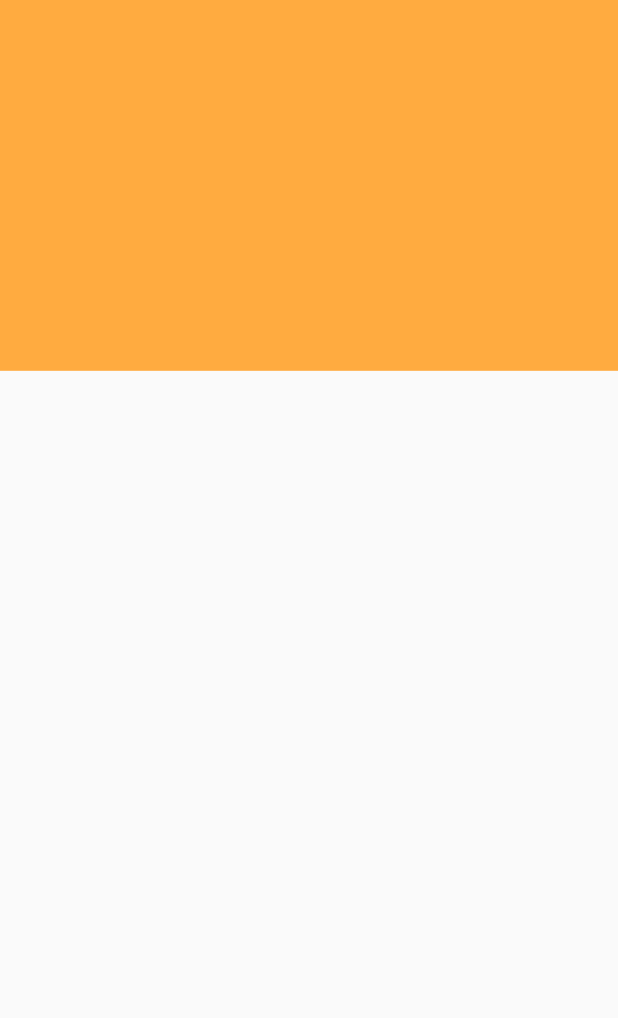
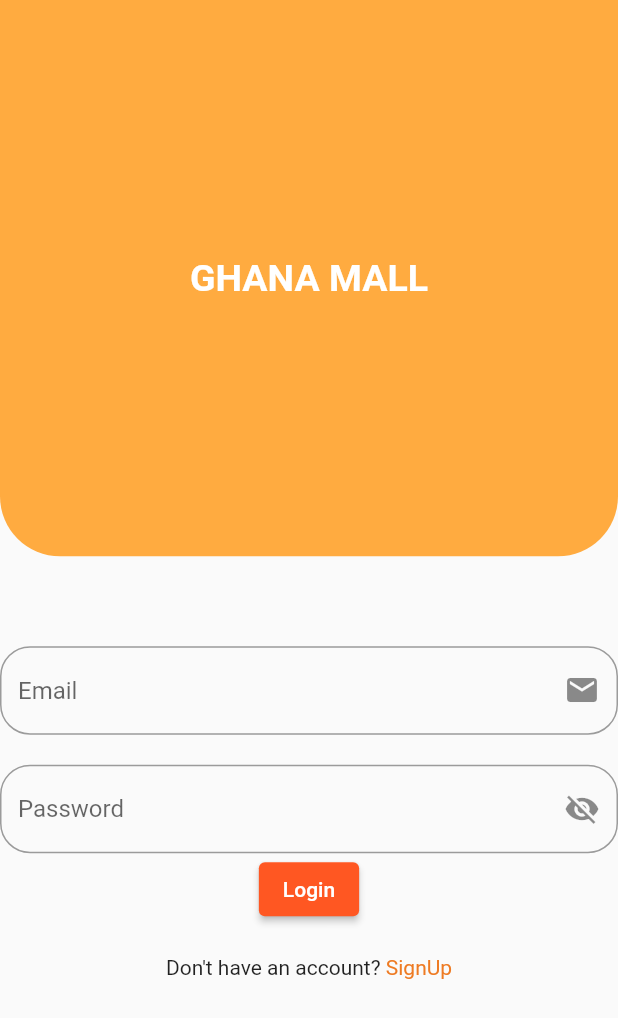
Before and after one commit to JojoDom/Flutter-applications, a Flutter app: the SignUpPage screen opened directly, on a phone screen of 412 x 824 dp. Shown: the top 1018 px of the screen. Run offline on Flutter 3.47's test engine with Material 2 defaults, Android fonts, the phone set to English and light mode, and no system bars; our stand-ins replace carousel_slider, flutter_svg.

Commit message:
added signUp

```diff
--- a/flutter_application_1/lib/screens/UserProfile/sign_up.dart
+++ b/flutter_application_1/lib/screens/UserProfile/sign_up.dart
@@ -1,6 +1,9 @@
 // ignore_for_file: prefer_const_literals_to_create_immutables, prefer_const_constructors, avoid_unnecessary_containers, sized_box_for_whitespace
 
 import 'package:flutter/material.dart';
+import 'package:flutter_application_1/screens/UserProfile/sign_up_details.dart';
+//qimport 'package:flutter_application_1/screens/home/home_screen.dart
+
 
 class SignUpPage extends StatelessWidget{
   const SignUpPage({Key? key}) : super(key: key);
@@ -9,6 +12,7 @@ class SignUpPage extends StatelessWidget{
   Widget build(BuildContext context){
     double width = MediaQuery.of(context).size.width;
     double height = MediaQuery.of(context).size.height;
+
 
     return Scaffold(
       body: Container(
@@ -20,11 +24,62 @@ class SignUpPage extends StatelessWidget{
             children: <Widget>[
                Container(
                  width:width,
-                 height: height*0.30,
-                 decoration: BoxDecoration(color:  Colors.orangeAccent),
+                 height: height*0.45,
+                 decoration: BoxDecoration(
+                   color:  Colors.orangeAccent,
+                   borderRadius: BorderRadius.only(
+                     bottomLeft: Radius.circular(40.0),
+                     bottomRight: Radius.circular(40.0)
+                   ),
 
-              )
+                   ),
+                child:Center(child: Text('GHANA MALL', style:TextStyle(fontSize: 25.0,fontWeight: FontWeight.bold,
+                color:Colors.white,) ,
+              ))),
+              SizedBox(height:30.0),
 
+
+              SizedBox(height:30.0),
+              TextField(
+               decoration: InputDecoration(
+                  hintText: 'Email',
+                  suffixIcon: Icon(Icons.email),
+                  border: OutlineInputBorder(borderRadius: BorderRadius.circular(20.0))
+                  )
+              ),
+              SizedBox(height:20.0),
+              TextField(
+                obscureText:true,
+                decoration: InputDecoration(hintText: 'Password',suffixIcon: Icon(Icons.visibility_off),
+                border: OutlineInputBorder(borderRadius: BorderRadius.circular(20.0))),
+              ),
+               ElevatedButton(
+                child: Text('Login', style: TextStyle(color:Colors.white),),
+                style: ElevatedButton.styleFrom(
+                    //padding: const EdgeInsets.all(20),
+                    primary: Colors.deepOrange
+           ),
+                 onPressed: (){
+                 Navigator.pop(context);
+
+                 },
+                  ),
+               SizedBox(height: 20.0,),
+               GestureDetector(
+                  onTap: (){
+                    Navigator.push(context, MaterialPageRoute(builder:(context)=> const SignUpDetails()),);
+                 },
+                 child: Text.rich(
+                   TextSpan(
+                     text: 'Don\'t have an account? ',
+                     children: [
+                       TextSpan(text: 'SignUp', style:TextStyle(color:Color(0xffEE7B23))
+
+                   ),
+                     ]
+                 ),
+                 )
+               )
             ],),
         ),
 
@@ -32,6 +87,9 @@ class SignUpPage extends StatelessWidget{
 
 
  ),
+
+
+
     );
   }
 
```
Also changed, not shown: flutter_application_1/lib/screens/UserProfile/sign_up_details.dart (added, +88 -0 lines).
